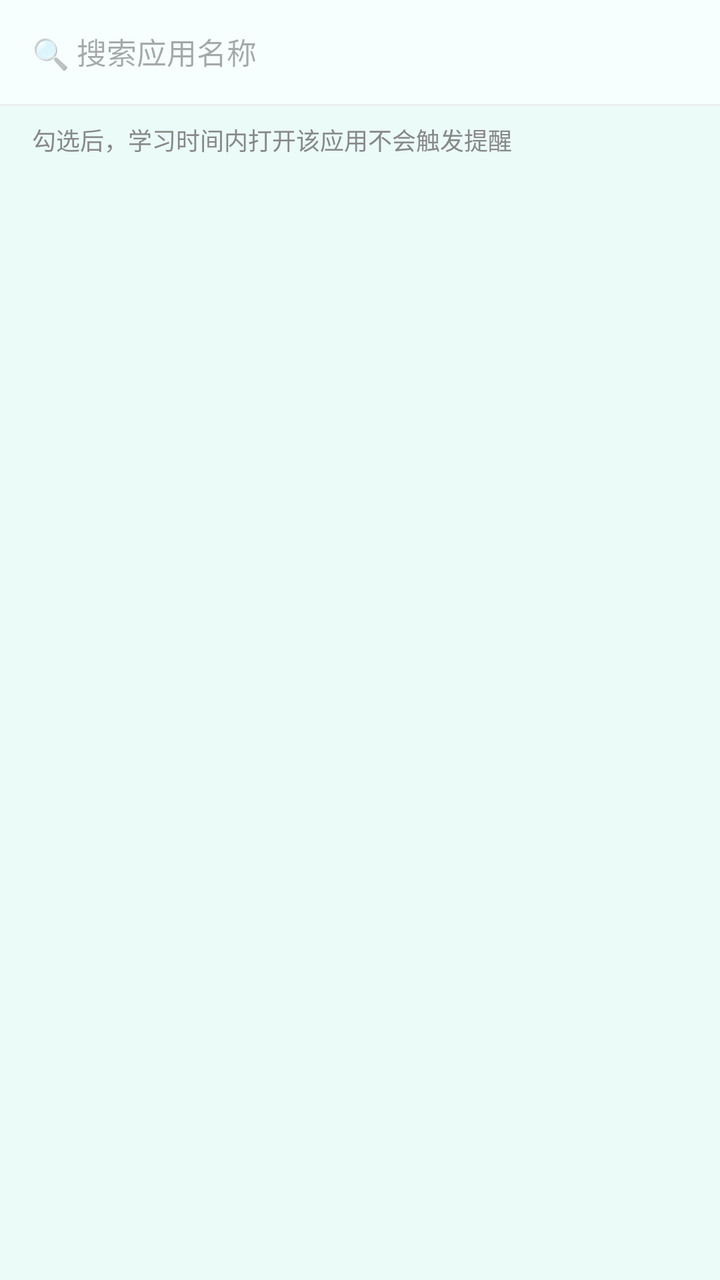
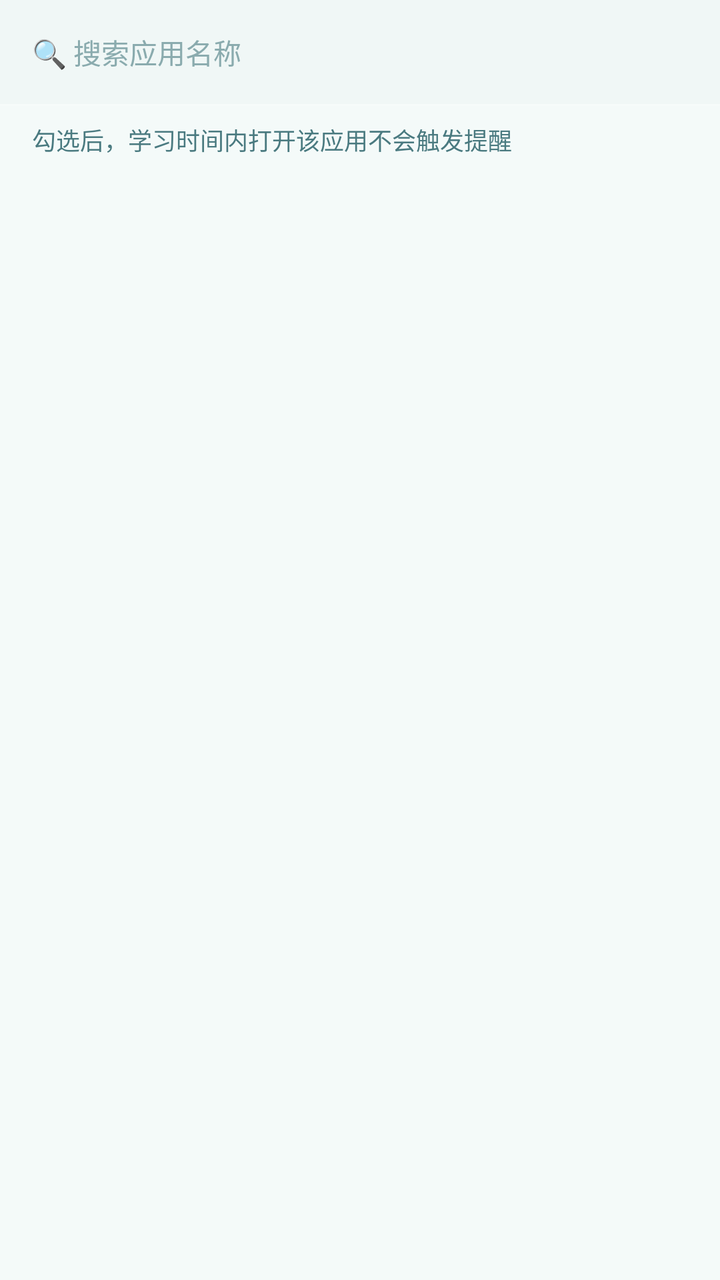

Before-and-after screenshots of an Android layout around one commit, followed by the original layout XML and the change that was made.
<!-- AndroidManifest.xml: application theme Theme.StudyReminder -->
<!-- res/layout/activity_app_picker.xml -->
<?xml version="1.0" encoding="utf-8"?>
<LinearLayout xmlns:android="http://schemas.android.com/apk/res/android"
    android:layout_width="match_parent"
    android:layout_height="match_parent"
    android:orientation="vertical"
    android:background="@color/bg_main">

    
    <EditText
        android:id="@+id/et_search_app"
        android:layout_width="match_parent"
        android:layout_height="52dp"
        android:hint="🔍 搜索应用名称"
        android:paddingHorizontal="16dp"
        android:background="@color/card_bg"
        android:textSize="15sp"
        android:inputType="text"
        android:imeOptions="actionSearch"
        android:singleLine="true" />

    <View android:layout_width="match_parent" android:layout_height="1dp"
        android:background="#EEEEEE"/>

    
    <TextView
        android:layout_width="match_parent"
        android:layout_height="wrap_content"
        android:text="勾选后，学习时间内打开该应用不会触发提醒"
        android:textSize="12sp"
        android:textColor="#888888"
        android:paddingHorizontal="16dp"
        android:paddingVertical="8dp"
        android:background="@color/bg_main"/>

    
    <ProgressBar
        android:id="@+id/progress_apps"
        android:layout_width="wrap_content"
        android:layout_height="wrap_content"
        android:layout_gravity="center"
        android:visibility="gone"
        android:layout_marginTop="40dp"/>

    
    <androidx.recyclerview.widget.RecyclerView
        android:id="@+id/rv_apps"
        android:layout_width="match_parent"
        android:layout_height="0dp"
        android:layout_weight="1" />

</LinearLayout>
<!-- resources referenced by this layout -->
<resources>
  <color name="bg_main">#EAFBF8</color>
  <color name="card_bg">#F7FFFE</color>
  <style name="Theme.StudyReminder" parent="Theme.Material3.Light.NoActionBar">
          <item name="colorPrimary">@color/accent</item>
          <item name="colorPrimaryVariant">@color/accent_dark</item>
          <item name="colorOnPrimary">@color/white</item>
          <item name="colorSecondary">@color/accent_pink</item>
          <item name="colorTertiary">@color/accent_blue</item>
          <item name="colorSurface">@color/card_bg</item>
          <item name="colorOutline">@color/accent_light</item>
          <item name="colorControlActivated">@color/accent</item>
          <item name="android:windowBackground">@color/bg_main</item>
      </style>
  <color name="accent">#39C5BB</color>
  <color name="accent_dark">#228E97</color>
  <color name="white">#FFFFFF</color>
  <color name="accent_pink">#FF77B7</color>
  <color name="accent_blue">#5FD7FF</color>
  <color name="accent_light">#8BF2E7</color>
</resources>

<!-- the commit's change to res/layout/activity_app_picker.xml (unified diff, before → after) -->
@@ -5,34 +5,33 @@
     android:orientation="vertical"
     android:background="@color/bg_main">
 
-    
     <EditText
         android:id="@+id/et_search_app"
         android:layout_width="match_parent"
         android:layout_height="52dp"
         android:hint="🔍 搜索应用名称"
         android:paddingHorizontal="16dp"
-        android:background="@color/card_bg"
-        android:textSize="15sp"
+        android:background="@color/input_bg"
+        android:textColor="@color/text_primary"
+        android:textColorHint="@color/text_tertiary"
+        android:textSize="14sp"
         android:inputType="text"
         android:imeOptions="actionSearch"
         android:singleLine="true" />
 
     <View android:layout_width="match_parent" android:layout_height="1dp"
-        android:background="#EEEEEE"/>
+        android:background="@color/glass_stroke"/>
 
-    
     <TextView
         android:layout_width="match_parent"
         android:layout_height="wrap_content"
         android:text="勾选后，学习时间内打开该应用不会触发提醒"
         android:textSize="12sp"
-        android:textColor="#888888"
+        android:textColor="@color/text_secondary"
         android:paddingHorizontal="16dp"
         android:paddingVertical="8dp"
         android:background="@color/bg_main"/>
 
-    
     <ProgressBar
         android:id="@+id/progress_apps"
         android:layout_width="wrap_content"
@@ -41,7 +40,6 @@
         android:visibility="gone"
         android:layout_marginTop="40dp"/>
 
-    
     <androidx.recyclerview.widget.RecyclerView
         android:id="@+id/rv_apps"
         android:layout_width="match_parent"
<!-- resource entries referenced after the edit -->
@@ -1,7 +1,13 @@
 <!-- resources referenced by this layout -->
 <resources>
-  <color name="bg_main">#EAFBF8</color>
-  <color name="card_bg">#F7FFFE</color>
+  <color name="bg_main">#F4FAF9</color>
+  <color name="glass_stroke">#30FFFFFF</color>
+  <color name="input_bg">#F0F7F6</color>
+  <color name="text_primary">#0D2F33</color>
+  <color name="text_secondary">#4A7A80</color>
+  <color name="text_tertiary">#8AABAE</color>
+  <color name="card_bg">#F8FFFE</color>
+  <color name="card_bg_soft">#EDF8F6</color>
   <style name="Theme.StudyReminder" parent="Theme.Material3.Light.NoActionBar">
           <item name="colorPrimary">@color/accent</item>
           <item name="colorPrimaryVariant">@color/accent_dark</item>
@@ -9,15 +15,18 @@
           <item name="colorSecondary">@color/accent_pink</item>
           <item name="colorTertiary">@color/accent_blue</item>
           <item name="colorSurface">@color/card_bg</item>
-          <item name="colorOutline">@color/accent_light</item>
+          <item name="colorSurfaceVariant">@color/card_bg_soft</item>
+          <item name="colorOnSurface">@color/text_primary</item>
+          <item name="colorOnBackground">@color/text_primary</item>
+          <item name="colorOutline">@color/text_tertiary</item>
+          <item name="colorOutlineVariant">@color/glass_stroke</item>
           <item name="colorControlActivated">@color/accent</item>
           <item name="android:windowBackground">@color/bg_main</item>
       </style>
   <color name="accent">#39C5BB</color>
-  <color name="accent_dark">#228E97</color>
+  <color name="accent_dark">#2AA89F</color>
   <color name="white">#FFFFFF</color>
   <color name="accent_pink">#FF77B7</color>
   <color name="accent_blue">#5FD7FF</color>
-  <color name="accent_light">#8BF2E7</color>
 </resources>
 
